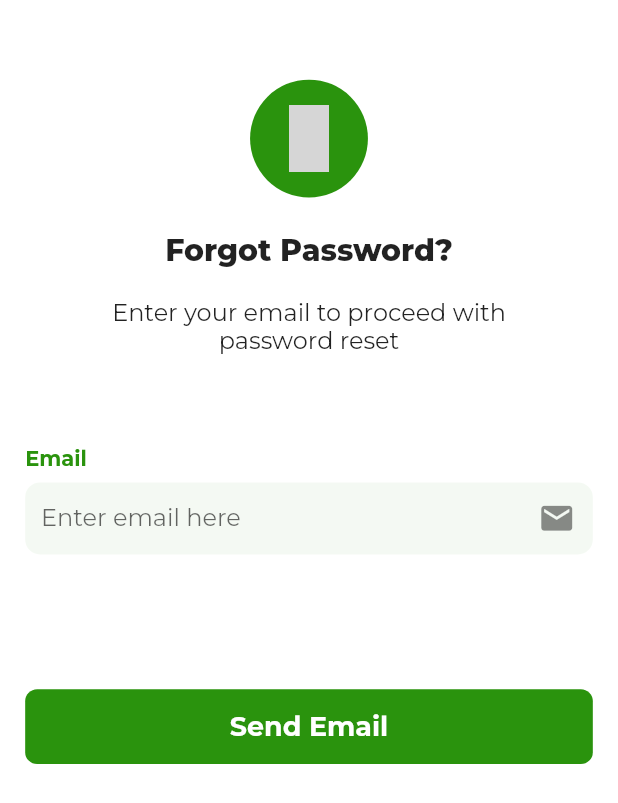
After one commit to AbdulWahabTanveer/Softech_23_Hustlers, a Flutter app: the screen it shows after launch, after a tap on "Forgot password?", on a phone screen of 412 x 824 dp. The commit adds this screen. Shown: the top 803 px of the screen. Run offline on Flutter 3.47's test engine with Material 2 defaults, Android fonts, the phone set to English and light mode, and no system bars; our stand-ins replace cached_network_image, carousel_slider, cloud_firestore, firebase_auth, firebase_core, flutter_screenutil and 8 more; accounts and stored records are empty; grey boxes are pictures that could not be loaded.

Commit message:
authentication

```diff
--- a/lib/global_widgets/custom_text_field.dart
+++ b/lib/global_widgets/custom_text_field.dart
@@ -2,12 +2,13 @@ import 'package:flutter/material.dart';
 import 'package:flutter_screenutil/flutter_screenutil.dart';
 
 class CustomTextField extends StatelessWidget {
-  const CustomTextField({Key? key, required this.controller, required this.validator, required this.label, required this.suffix, required this.hint}) : super(key: key);
+  const CustomTextField({Key? key, required this.controller, required this.validator, required this.label, required this.suffix, required this.hint, this.hideText=false}) : super(key: key);
   final TextEditingController controller;
   final String? Function(String?) validator;
   final String label;
   final Icon suffix;
   final String hint;
+  final bool hideText;
 
   @override
   Widget build(BuildContext context) {
@@ -24,6 +25,7 @@ class CustomTextField extends StatelessWidget {
         Text(label, style: TextStyle(color: Theme.of(context).primaryColor, fontWeight: FontWeight.bold),),
         8.verticalSpace,
         TextFormField(
+          obscureText: hideText,
           validator: validator,
           decoration: InputDecoration(
             contentPadding: EdgeInsets.fromLTRB(10.w, 10.h, 10.w, 10.h),
--- a/lib/main.dart
+++ b/lib/main.dart
@@ -2,8 +2,10 @@ import 'package:flutter/material.dart';
 import 'package:flutter_screenutil/flutter_screenutil.dart';
 import 'package:get/get_navigation/src/root/get_material_app.dart';
 import 'package:softech_hustlers/style/app_theme.dart';
+import 'package:softech_hustlers/ui/authentication/forgot_pass/forgot_pass_screen.dart';
 import 'package:softech_hustlers/ui/authentication/login/login_screen.dart';
 import 'package:firebase_core/firebase_core.dart';
+import 'package:softech_hustlers/ui/authentication/sign_up/sign_up_screen.dart';
 
 void main() async {
   WidgetsFlutterBinding.ensureInitialized();
--- a/lib/models/user_model.dart
+++ b/lib/models/user_model.dart
@@ -5,12 +5,14 @@ class UserModel {
   final AccountType accountType;
   final String email;
   final int? cnic;
+  final bool emailVerified;
   final bool? verified;
 
   const UserModel({
     required this.userName,
     required this.accountType,
     required this.email,
+    required this.emailVerified,
     this.cnic,
     this.verified,
   });
@@ -25,6 +27,7 @@ class UserModel {
       'email': email,
       'cnic': cnic,
       'verified': verified,
+      'emailVerified': emailVerified,
     };
   }
 
@@ -35,6 +38,8 @@ class UserModel {
       email: map['email'] as String,
       cnic: map['cnic'] as int,
       verified: map['verified'] as bool,
+      emailVerified: map['emailVerified'] as bool,
+
     );
   }
 
--- /dev/null
+++ b/lib/ui/authentication/forgot_pass/forgot_pass_controller.dart
@@ -0,0 +1,45 @@
+import 'package:firebase_auth/firebase_auth.dart';
+import 'package:flutter/cupertino.dart';
+import 'package:flutter/material.dart';
+import 'package:get/get.dart';
+import 'package:softech_hustlers/ui/authentication/sign_up/sign_up_screen.dart';
+import 'package:softech_hustlers/utils/global.dart';
+
+class ForgotPassController extends GetxController{
+  TextEditingController loginEmailCont = TextEditingController();
+  Rx<bool> loading = false.obs;
+  Rx<bool> sent = false.obs;
+
+  String? emailValidation(String? v){
+    if(v==null || v.isEmpty){
+      return "Email is required";
+    }
+
+    if(!isEmailValid(v)){
+      return "Invalid Email";
+    }
+
+    return null;
+  }
+
+
+  Future<void> sendLink(String email) async{
+    loading.value=true;
+    try{
+      await FirebaseAuth.instance.sendPasswordResetEmail(email: email);
+      sent.value=true;
+    }
+    on FirebaseAuthException catch (e){
+      Get.snackbar("Request Failed", e.code.replaceAll('-', ' '), backgroundColor: Colors.red,colorText: Colors.white);
+      // rethrow;
+    }
+
+    catch (e){
+      Get.snackbar("Request Failed", e.toString(), backgroundColor: Colors.red,colorText: Colors.white);
+      // print(e);
+      // rethrow;
+    }
+    loading.value = false;
+  }
+
+}
--- /dev/null
+++ b/lib/ui/authentication/forgot_pass/forgot_pass_screen.dart
@@ -0,0 +1,158 @@
+import 'package:flutter/material.dart';
+import 'package:flutter_screenutil/flutter_screenutil.dart';
+import 'package:flutter_vector_icons/flutter_vector_icons.dart';
+import 'package:get/get.dart';
+import 'package:softech_hustlers/global_widgets/busy_button.dart';
+import 'package:softech_hustlers/global_widgets/custom_app_bar.dart';
+import 'package:softech_hustlers/global_widgets/custom_text_field.dart';
+import 'package:softech_hustlers/style/app_sizes.dart';
+import 'package:softech_hustlers/style/textstyles.dart';
+import 'package:softech_hustlers/ui/authentication/forgot_pass/forgot_pass_controller.dart';
+import 'package:softech_hustlers/ui/authentication/login/login_controller.dart';
+
+class ForgotPassScreen extends StatelessWidget {
+  ForgotPassScreen({Key? key}) : super(key: key);
+
+  final GlobalKey<FormState> _key = GlobalKey<FormState>();
+
+  final ForgotPassController loginController = ForgotPassController();
+
+  @override
+  Widget build(BuildContext context) {
+    return SafeArea(
+      child: Scaffold(
+        body: Padding(
+          padding: EdgeInsets.symmetric(horizontal: kpHorizontalPadding.w),
+          child: SingleChildScrollView(
+            child: Form(
+              key: _key,
+              child: Obx(
+                      () =>
+                      loginController.sent.value ?
+                      Center(
+                        child: Column(
+
+                          mainAxisAlignment: MainAxisAlignment.center,
+                          children: [
+                            CustomAppBar(),
+                            30.verticalSpace,
+                            _buildSuccessIcon(context),
+                            20.verticalSpace,
+                            Text('Success', style: ts20W800),
+                            20.verticalSpace,
+                            Padding(
+                              padding: EdgeInsets.symmetric(horizontal: 50.w),
+                              child: Text(
+                                'Password reset link sent on email.',
+                                style: ts16W400,
+                                textAlign: TextAlign.center,
+                              ),
+                            ),
+                            60.verticalSpace,
+                            Obx(
+                                  () => BusyButton(
+                                title: "Go Back",
+                                isBusy: loginController.loading.value,
+                                onPressed: () async {
+                                  Get.back();
+                                },
+                              ),
+                            ),
+                            // Row(
+                            //   mainAxisSize: MainAxisSize.min,
+                            //   children: [
+                            //     Text("Don't have an account? ", style: grey12W400.copyWith(fontSize: 16.sp),),
+                            //     Text('Sign Up', style: ts14w400.copyWith(color: Theme.of(context).primaryColor, fontWeight: FontWeight.w800, fontSize: 16.sp),)
+                            //   ],
+                            // )
+                          ],
+                        ),
+                      ):
+                      Column(
+                    children: [
+                      50.verticalSpace,
+                      _buildHelloUserIcon(context),
+                      20.verticalSpace,
+                      Text('Forgot Password?', style: ts20W800),
+                      20.verticalSpace,
+                      Padding(
+                        padding: EdgeInsets.symmetric(horizontal: 50.w),
+                        child: Text(
+                          'Enter your email to proceed with password reset',
+                          style: ts16W400,
+                          textAlign: TextAlign.center,
+                        ),
+                      ),
+                      60.verticalSpace,
+                      CustomTextField(
+                        controller: loginController.loginEmailCont,
+                        validator: loginController.emailValidation,
+                        label: "Email",
+                        suffix: Icon(
+                          Icons.email,
+                          size: 25.h,
+                        ),
+                        hint: "Enter email here",
+                      ),
+                      20.verticalSpace,
+                      70.verticalSpace,
+                      Obx(
+                        () => BusyButton(
+                          title: "Send Email",
+                          isBusy: loginController.loading.value,
+                          onPressed: () async {
+                            if (_key.currentState!.validate()) {
+                              await loginController.sendLink(
+                                  loginController.loginEmailCont.text);
+                            }
+                          },
+                        ),
+                      ),
+                      60.verticalSpace,
+                      // Row(
+                      //   mainAxisSize: MainAxisSize.min,
+                      //   children: [
+                      //     Text("Don't have an account? ", style: grey12W400.copyWith(fontSize: 16.sp),),
+                      //     Text('Sign Up', style: ts14w400.copyWith(color: Theme.of(context).primaryColor, fontWeight: FontWeight.w800, fontSize: 16.sp),)
+                      //   ],
+                      // )
+                    ],
+                  )),
+            ),
+          ),
+        ),
+      ),
+    );
+  }
+
+  _buildHelloUserIcon(BuildContext context) {
+    return Container(
+      padding: EdgeInsets.symmetric(horizontal: 16.w, vertical: 20.h),
+      decoration: BoxDecoration(
+        shape: BoxShape.circle,
+        color: Theme.of(context).primaryColor,
+      ),
+      child: const Icon(
+        Fontisto.locked,
+        size: 45,
+        color: Colors.white,
+      ),
+    );
+  }
+
+  _buildSuccessIcon(BuildContext context) {
+    return Container(
+      padding: EdgeInsets.symmetric(horizontal: 16.w, vertical: 20.h),
+      decoration: BoxDecoration(
+        shape: BoxShape.circle,
+        color: Theme.of(context).primaryColor,
+      ),
+      child: const Icon(
+        Icons.verified,
+        size: 60,
+        color: Colors.white,
+      ),
+    );
+  }
+
+}
--- a/lib/ui/authentication/login/login_controller.dart
+++ b/lib/ui/authentication/login/login_controller.dart
@@ -39,6 +39,12 @@ class SignInController extends GetxController{
    try{
       await FirebaseAuth.instance
           .signInWithEmailAndPassword(email: email, password: password);
+
+      if(!FirebaseAuth.instance.currentUser!.emailVerified){
+        await FirebaseAuth.instance.signOut();
+        Get.snackbar("Request Failed", 'Email not verified', backgroundColor: Colors.red,colorText: Colors.white);
+      }
+
       if (FirebaseAuth.instance.currentUser != null) {
         Get.snackbar("Success", "Signing in",
             backgroundColor: Colors.green, colorText: Colors.white);
--- a/lib/ui/authentication/login/login_screen.dart
+++ b/lib/ui/authentication/login/login_screen.dart
@@ -5,7 +5,9 @@ import 'package:softech_hustlers/global_widgets/busy_button.dart';
 import 'package:softech_hustlers/global_widgets/custom_text_field.dart';
 import 'package:softech_hustlers/style/app_sizes.dart';
 import 'package:softech_hustlers/style/textstyles.dart';
+import 'package:softech_hustlers/ui/authentication/forgot_pass/forgot_pass_screen.dart';
 import 'package:softech_hustlers/ui/authentication/login/login_controller.dart';
+import 'package:softech_hustlers/ui/authentication/sign_up/sign_up_screen.dart';
 
 class LoginScreen extends StatelessWidget {
   LoginScreen({Key? key}) : super(key: key);
@@ -32,26 +34,34 @@ class LoginScreen extends StatelessWidget {
                   60.verticalSpace,
                   CustomTextField(controller: loginController.loginEmailCont, validator: loginController.emailValidation, label: "Email", suffix: Icon(Icons.email, size: 25.h,), hint: "Enter email here",),
                   20.verticalSpace,
-                  CustomTextField(controller: loginController.loginPassCont, validator: loginController.passValidation, label: "Password", suffix: Icon(Icons.lock, size: 25.h,),hint: "Enter password here"),
+                  CustomTextField(controller: loginController.loginPassCont, validator: loginController.passValidation, label: "Password", suffix: Icon(Icons.lock, size: 25.h,),hint: "Enter password here", hideText: true,),
                   20.verticalSpace,
                   Row(
                     mainAxisAlignment: MainAxisAlignment.end,
                     children: [
-                      Text('Forgot password?', style: ts16W400.copyWith(color: Theme.of(context).primaryColor, fontWeight: FontWeight.w600, fontStyle: FontStyle.italic),),
+                      InkWell(
+                          onTap: (){
+                            Get.to(()=>ForgotPassScreen());
+                          },
+                          child: Text('Forgot password?', style: ts16W400.copyWith(color: Theme.of(context).primaryColor, fontWeight: FontWeight.w600, fontStyle: FontStyle.italic),)),
                     ],
                   ),
-                  70.verticalSpace,
+                  30.verticalSpace,
                   Obx(() => BusyButton(title: "Sign In", isBusy: loginController.loading.value,onPressed: () async{
                     if(_key.currentState!.validate()) {
                      await loginController.signIn(loginController.loginEmailCont.text, loginController.loginPassCont.text);
                     }
                   },),),
-                  60.verticalSpace,
+                  20.verticalSpace,
                   Row(
                     mainAxisSize: MainAxisSize.min,
                     children: [
                       Text("Don't have an account? ", style: grey12W400.copyWith(fontSize: 16.sp),),
-                      Text('Sign Up', style: ts14w400.copyWith(color: Theme.of(context).primaryColor, fontWeight: FontWeight.w800, fontSize: 16.sp),)
+                      InkWell(
+                          onTap: (){
+                            Get.to(()=>SignUpScreen());
+                          },
+                          child: Text('Sign Up', style: ts14w400.copyWith(color: Theme.of(context).primaryColor, fontWeight: FontWeight.w800, fontSize: 16.sp),))
                     ],
                   )
 
```
Also changed, not shown: lib/global_widgets/custom_app_bar.dart (added, +22 -0 lines), lib/ui/authentication/sign_up/sign_up_controller.dart (+9 -3 lines), lib/ui/authentication/sign_up/sign_up_screen.dart (+8 -3 lines).
